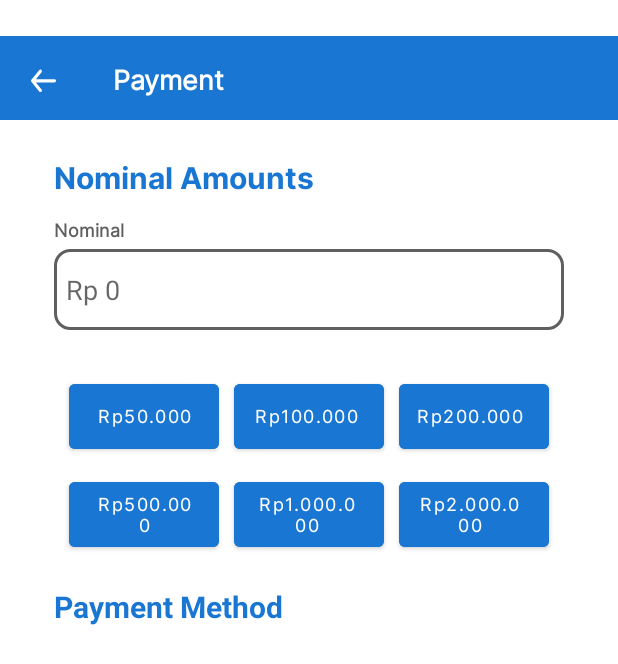
After one commit to hafidmust/FundraiseyV2, an Android app: the layout activity_payment.xml on its own in the app's theme, with its tools: preview values and no code run, on a phone screen of 412 x 824 dp. The commit adds this screen. Shown: the top 664 px of the screen. Run offline under Robolectric (Android 15) with nearby library versions, the phone set to English and light mode, and no system bars.

Commit message:
Developing Payment page (50%)

```diff
--- a/app/build.gradle
+++ b/app/build.gradle
@@ -58,6 +58,7 @@ dependencies {
 
     // Room Database
     implementation "androidx.room:room-ktx:2.4.0-beta01"
+    implementation 'androidx.gridlayout:gridlayout:1.0.0'
     kapt 'androidx.room:room-compiler:2.4.0-beta01'
 
     // Glide library for load image
--- /dev/null
+++ b/app/src/main/res/drawable/box_rectangle_grey.xml
@@ -0,0 +1,9 @@
+<?xml version="1.0" encoding="utf-8"?>
+<shape android:shape="rectangle" xmlns:android="http://schemas.android.com/apk/res/android">
+
+    <corners android:radius="10dp"/>
+    <solid android:color="@color/white"/>
+    <stroke android:width="2dp"
+        android:color="@color/desc_box_color"/>
+
+</shape>
--- /dev/null
+++ b/app/src/main/res/drawable/ic_back_arrow.xml
@@ -0,0 +1,9 @@
+<vector xmlns:android="http://schemas.android.com/apk/res/android"
+    android:width="16dp"
+    android:height="15dp"
+    android:viewportWidth="16"
+    android:viewportHeight="15">
+  <path
+      android:pathData="M15,7H3.14L6.77,2.64C6.9397,2.4358 7.0214,2.1725 6.997,1.9081C6.9726,1.6437 6.8442,1.3998 6.64,1.23C6.4358,1.0603 6.1725,0.9786 5.9081,1.003C5.6437,1.0274 5.3997,1.1558 5.23,1.36L0.23,7.36C0.1964,7.4078 0.1663,7.4579 0.14,7.51C0.14,7.56 0.14,7.59 0.07,7.64C0.0247,7.7547 0.0009,7.8767 0,8C0.0009,8.1233 0.0247,8.2454 0.07,8.36C0.07,8.41 0.07,8.44 0.14,8.49C0.1663,8.5422 0.1964,8.5923 0.23,8.64L5.23,14.64C5.324,14.7529 5.4418,14.8437 5.5749,14.9059C5.7079,14.9681 5.8531,15.0003 6,15C6.2337,15.0005 6.4601,14.9191 6.64,14.77C6.7413,14.6861 6.825,14.583 6.8863,14.4666C6.9477,14.3503 6.9855,14.223 6.9975,14.092C7.0096,13.961 6.9957,13.829 6.9567,13.7034C6.9176,13.5777 6.8542,13.4611 6.77,13.36L3.14,9H15C15.2652,9 15.5196,8.8947 15.7071,8.7071C15.8946,8.5196 16,8.2653 16,8C16,7.7348 15.8946,7.4805 15.7071,7.2929C15.5196,7.1054 15.2652,7 15,7Z"
+      android:fillColor="#ffffff"/>
+</vector>
--- /dev/null
+++ b/app/src/main/res/layout/activity_payment.xml
@@ -0,0 +1,195 @@
+<?xml version="1.0" encoding="utf-8"?>
+<androidx.constraintlayout.widget.ConstraintLayout xmlns:android="http://schemas.android.com/apk/res/android"
+    xmlns:app="http://schemas.android.com/apk/res-auto"
+    xmlns:tools="http://schemas.android.com/tools"
+    android:layout_width="match_parent"
+    android:layout_height="match_parent">
+
+    <!-- heeader funraisey -->
+    <LinearLayout
+        android:id="@+id/header_payment"
+        android:layout_width="match_parent"
+        android:layout_height="56dp"
+        android:layout_marginTop="24dp"
+        android:background="@color/blue"
+        app:layout_constraintLeft_toLeftOf="parent"
+        app:layout_constraintTop_toTopOf="parent">
+
+        <ImageView
+            android:id="@+id/arrow_back"
+            android:layout_width="18dp"
+            android:layout_height="16dp"
+            android:layout_marginStart="20dp"
+            android:layout_marginTop="21dp"
+            android:src="@drawable/ic_back_arrow" />
+
+        <TextView
+            android:layout_width="wrap_content"
+            android:layout_height="wrap_content"
+            android:layout_marginStart="37dp"
+            android:layout_marginTop="16dp"
+            android:fontFamily="@font/inter_regular"
+            android:text="@string/page_payment_screen"
+            android:textColor="@color/white"
+            android:textSize="18sp"
+            android:textStyle="bold" />
+
+    </LinearLayout>
+
+    <TextView
+        android:id="@+id/text_nominal_amount_page"
+        android:layout_width="wrap_content"
+        android:layout_height="wrap_content"
+        android:layout_marginLeft="36dp"
+        android:layout_marginTop="24dp"
+        android:fontFamily="@font/inter_bold"
+        android:text="@string/nominal_amount"
+        android:textColor="@color/blue"
+        android:textFontWeight="700"
+        android:textSize="20sp"
+        app:layout_constraintLeft_toLeftOf="parent"
+        app:layout_constraintTop_toBottomOf="@id/header_payment" />
+
+    <TextView
+        android:id="@+id/text_nominal"
+        android:layout_width="wrap_content"
+        android:layout_height="wrap_content"
+        android:layout_marginLeft="36dp"
+        android:layout_marginTop="12dp"
+        android:fontFamily="@font/inter_regular"
+        android:text="@string/nominal_text"
+        android:textColor="@color/desc_box_color"
+        android:textFontWeight="700"
+        android:textSize="12sp"
+        app:layout_constraintLeft_toLeftOf="parent"
+        app:layout_constraintTop_toBottomOf="@id/text_nominal_amount_page" />
+
+    <EditText
+        android:id="@+id/box_nominal"
+        android:layout_width="340dp"
+        android:layout_height="54dp"
+        android:layout_marginHorizontal="20dp"
+        android:layout_marginTop="4dp"
+        android:hint="@string/hint_text_amount"
+        android:paddingLeft="8dp"
+        android:background="@drawable/box_rectangle_grey"
+        app:layout_constraintLeft_toLeftOf="parent"
+        app:layout_constraintRight_toRightOf="parent"
+        app:layout_constraintTop_toBottomOf="@id/text_nominal" />
+
+    <GridLayout
+        android:id="@+id/button_nominal"
+        android:layout_width="340dp"
+        android:layout_height="wrap_content"
+        android:layout_marginTop="30dp"
+        android:columnCount="3"
+        android:rowCount="2"
+        android:layout_marginHorizontal="20dp"
+        app:layout_constraintLeft_toLeftOf="parent"
+        app:layout_constraintRight_toRightOf="parent"
+        app:layout_constraintTop_toBottomOf="@+id/box_nominal">
+
+        <Button
+            android:id="@+id/button_50k"
+            android:layout_width="100dp"
+            android:layout_height="55dp"
+            android:layout_marginLeft="10dp"
+            android:backgroundTint="@color/blue"
+            android:fontFamily="@font/inter_regular"
+            android:text="@string/fifty"
+            android:textAllCaps="false"
+            android:textSize="12sp"
+            app:layout_constraintLeft_toLeftOf="parent" />
+
+        <Button
+            android:id="@+id/button_100k"
+            android:layout_width="100dp"
+            android:layout_height="55dp"
+            android:layout_marginLeft="10dp"
+            android:backgroundTint="@color/blue"
+            android:fontFamily="@font/inter_regular"
+            android:paddingLeft="12dp"
+            android:text="@string/onehundred"
+            android:textAllCaps="false"
+            android:textSize="12sp"
+            app:layout_constraintLeft_toRightOf="@id/button_50k"
+
+            />
+
+        <Button
+            android:id="@+id/button_200k"
+            android:layout_width="100dp"
+            android:layout_height="55dp"
+            android:layout_marginLeft="10dp"
+            android:backgroundTint="@color/blue"
+            android:fontFamily="@font/inter_regular"
+            android:paddingLeft="10dp"
+            android:text="@string/twohundred"
+            android:textAllCaps="false"
+            android:textSize="12sp"
+            app:layout_constraintLeft_toRightOf="@id/button_100k" />
+
+        <Button
+            android:id="@+id/button_500k"
+            android:layout_width="100dp"
+            android:layout_height="55dp"
+            android:layout_marginTop="10dp"
+            android:layout_marginLeft="10dp"
+            android:backgroundTint="@color/blue"
+            android:fontFamily="@font/inter_regular"
+            android:text="@string/fivehundred"
+            android:textAllCaps="false"
+            android:textSize="12sp"
+            app:layout_constraintLeft_toLeftOf="parent" />
+
+        <Button
+            android:id="@+id/button_1000k"
+            android:layout_width="100dp"
+            android:layout_height="55dp"
+            android:layout_marginLeft="10dp"
+            android:layout_marginTop="10dp"
+            android:backgroundTint="@color/blue"
+            android:fontFamily="@font/inter_regular"
+            android:paddingLeft="12dp"
+            android:text="@string/onemillion"
+            android:textAllCaps="false"
+            android:textSize="12sp"
+            app:layout_constraintLeft_toRightOf="@id/button_50k"
+
+            />
+
+        <Button
+            android:id="@+id/button_2000k"
+            android:layout_width="100dp"
+            android:layout_height="55dp"
+            android:layout_marginLeft="10dp"
+            android:layout_marginTop="10dp"
+            android:backgroundTint="@color/blue"
+            android:fontFamily="@font/inter_regular"
+            android:paddingLeft="10dp"
+            android:text="@string/twomillion"
+            android:textAllCaps="false"
+            android:textSize="12sp"
+            app:layout_constraintLeft_toRightOf="@id/button_100k" />
+
+
+    </GridLayout>
+
+    <TextView
+        android:id="@+id/textView6"
+        android:layout_width="wrap_content"
+        android:layout_height="wrap_content"
+        android:text="@string/payment_metode"
+        android:textColor="@color/blue"
+        android:textStyle="bold"
+        android:layout_marginTop="20dp"
+        android:layout_marginLeft="36dp"
+        android:textSize="20sp"
+        app:layout_constraintLeft_toLeftOf="parent"
+        app:layout_constraintTop_toBottomOf="@id/button_nominal"
+        />
+
+
+
+
+</androidx.constraintlayout.widget.ConstraintLayout>
--- a/app/src/main/res/layout/adapter_recycler_history.xml
+++ b/app/src/main/res/layout/adapter_recycler_history.xml
@@ -74,7 +74,7 @@
                 android:paddingHorizontal="12dp"
                 android:paddingVertical="5dp"
                 android:paddingBottom="5dp"
-                android:background="@drawable/box_status_payment_history"
+                android:background="@drawable/box_rectangel_payment_history"
                 tools:layout_editor_absoluteX="179dp"
                 tools:layout_editor_absoluteY="87dp" />
 
--- a/app/src/main/res/values/strings.xml
+++ b/app/src/main/res/values/strings.xml
@@ -33,6 +33,25 @@
     <string name="day_date">Sunday, 12 July 2022</string>
     <string name="status">Payment process</string>
 
+    <!--  Payment screen  -->
+    <string name="page_payment_screen">Payment</string>
+    <string name="nominal_amount">Nominal Amounts</string>
+    <string name="nominal_text">Nominal</string>
+    <string name="hint_text_amount">Rp 0</string>
+    <string name="fifty">Rp50.000</string>
+    <string name="onehundred">Rp100.000</string>
+    <string name="twohundred">Rp200.000</string>
+    <string name="fivehundred">Rp500.000</string>
+    <string name="onemillion">Rp1.000.000</string>
+    <string name="twomillion">Rp2.000.000</string>
+    <string name="payment_metode">Payment Method</string>
+    <string name="nominal_amount">Nominal Amounts</string>
+    <string name="page_payment_screen">Payment Methods</string>
+    <string name="nominal_amount">Nominal Amounts</string>
+    <string name="page_payment_screen">Payment Methods</string>
+    <string name="nominal_amount">Nominal Amounts</string>
+
+
 
 
 
```
Also changed, not shown: app/src/main/res/drawable/box_rectangel_payment_history.xml (renamed from app/src/main/res/drawable/box_status_payment_history.xml).
